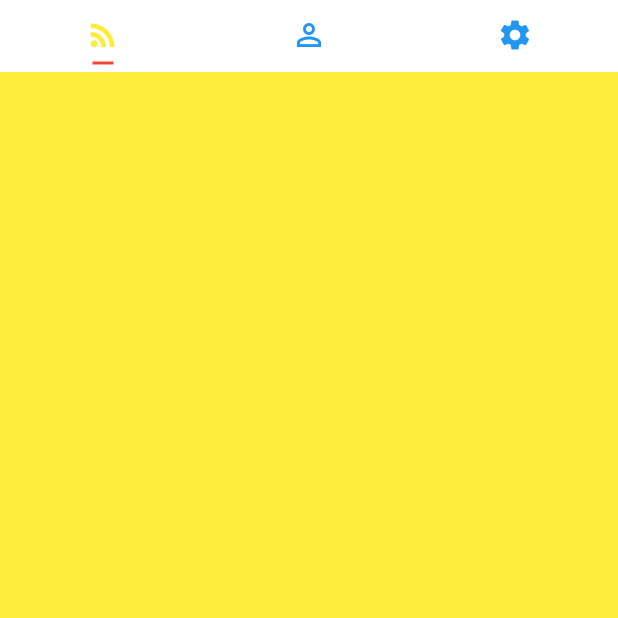
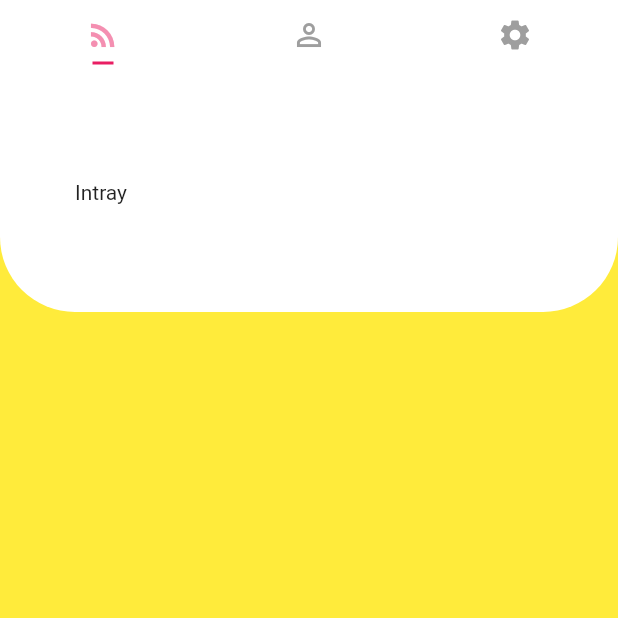
Before and after one commit to ShubhamSinghThakur2907/A.i_Flappy_Bird, a Flutter app: the screen it shows after launch, on a phone screen of 412 x 824 dp, the top half of it. Run offline on Flutter 3.47's test engine with Material 2 defaults, Android fonts, the phone set to English and light mode, and no system bars.

Commit message:
succesfully created a partiation

```diff
--- a/to_do_app/lib/main.dart
+++ b/to_do_app/lib/main.dart
@@ -36,21 +36,46 @@ class _MyHomePageState extends State<MyHomePage> {
     return MaterialApp(
       color: Colors.yellow,
       home: SafeArea(
-        child : DefaultTabController(
+            child : DefaultTabController(
         length: 3,
         child: new Scaffold(
-          body: TabBarView(
-            children: [
+          body: Stack(
+            children: <Widget>[
+                TabBarView(
+                  children: [
               new Container(
                 color: Colors.yellow,
               ),
-              new Container(color: Colors.orange,),
+              new Container(
+                color: Colors.orange,
+                ),
 
               new Container(
                 color: Colors.red,
               ),
+                  ],
+               ),
+
+          Container(
+            padding: EdgeInsets.only(left: 50),
+            height: 160,
+            decoration: BoxDecoration(
+              borderRadius: BorderRadius.only(
+                bottomLeft: Radius.circular(50),
+                bottomRight: Radius.circular(50) ),
+                color: Colors.white,
+            ),
+            child:Row (
+              mainAxisAlignment: MainAxisAlignment.spaceBetween,
+              children: <Widget>[
+                Text("Intray"),
+                Container()
+              ],),
+            ),
+
             ],
-          ),
+
+             ),
           appBar: new TabBar(
             tabs: [
 
@@ -62,12 +87,11 @@ class _MyHomePageState extends State<MyHomePage> {
               ),
               Tab(icon: new Icon(Icons.settings),)
             ],
-            labelColor: Colors.yellow,
-            unselectedLabelColor: Colors.blue,
+            labelColor: Colors.pink[200],
+            unselectedLabelColor: Colors.grey,
             indicatorSize: TabBarIndicatorSize.label,
             indicatorPadding: EdgeInsets.all(5.0),
-            indicatorColor: Colors.red,
-          ),
+            indicatorColor: Colors.pink ,         ),
           backgroundColor: Colors.white,
         ),
       ),
```
